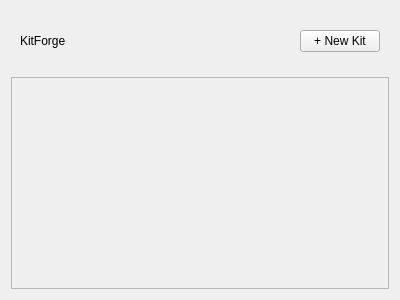
LisaS7/KitForge, file src/views/ui/kit_list.ui: the form before one commit.
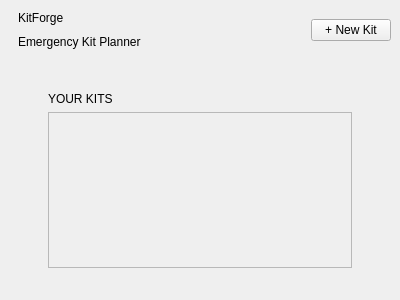
The form after the commit.

Commit message: Adding kit card and updating styles and layout

What changed in the file:
```diff
--- a/src/views/ui/kit_list.ui
+++ b/src/views/ui/kit_list.ui
@@ -14,6 +14,21 @@
    <string>Form</string>
   </property>
   <layout class="QVBoxLayout" name="verticalLayout">
+   <property name="spacing">
+    <number>0</number>
+   </property>
+   <property name="leftMargin">
+    <number>0</number>
+   </property>
+   <property name="topMargin">
+    <number>0</number>
+   </property>
+   <property name="rightMargin">
+    <number>0</number>
+   </property>
+   <property name="bottomMargin">
+    <number>0</number>
+   </property>
    <item>
     <widget class="QWidget" name="header_bar" native="true">
      <property name="minimumSize">
@@ -30,13 +45,32 @@
      </property>
      <layout class="QHBoxLayout" name="horizontalLayout">
       <item>
-       <widget class="QLabel" name="label">
+       <widget class="QWidget" name="header_title_container" native="true">
+        <layout class="QVBoxLayout" name="verticalLayout_header">
+         <property name="topMargin">
+          <number>0</number>
+         </property>
+         <property name="bottomMargin">
+          <number>0</number>
+         </property>
+         <item>
+          <widget class="QLabel" name="lbl_title">
         <property name="text">
          <string>KitForge</string>
         </property>
        </widget>
       </item>
       <item>
+          <widget class="QLabel" name="lbl_subtitle">
+           <property name="text">
+            <string>Emergency Kit Planner</string>
+           </property>
+          </widget>
+         </item>
+        </layout>
+       </widget>
+      </item>
+      <item>
        <spacer name="horizontalSpacer">
         <property name="orientation">
          <enum>Qt::Orientation::Horizontal</enum>
@@ -60,6 +94,28 @@
     </widget>
    </item>
    <item>
+    <widget class="QWidget" name="content" native="true">
+     <layout class="QVBoxLayout" name="contentLayout">
+      <property name="leftMargin">
+       <number>48</number>
+      </property>
+      <property name="topMargin">
+       <number>32</number>
+      </property>
+      <property name="rightMargin">
+       <number>48</number>
+      </property>
+      <property name="bottomMargin">
+       <number>32</number>
+      </property>
+      <item>
+       <widget class="QLabel" name="lbl_section_title">
+        <property name="text">
+         <string>YOUR KITS</string>
+        </property>
+       </widget>
+      </item>
+      <item>
     <widget class="QScrollArea" name="scroll_area">
      <property name="widgetResizable">
       <bool>true</bool>
@@ -73,7 +129,18 @@
         <height>214</height>
        </rect>
       </property>
-     </widget>
+         <layout class="QGridLayout" name="gridLayout">
+          <property name="horizontalSpacing">
+           <number>16</number>
+          </property>
+          <property name="verticalSpacing">
+           <number>16</number>
+          </property>
+         </layout>
+        </widget>
+       </widget>
+      </item>
+     </layout>
     </widget>
    </item>
   </layout>
```
Lines whose indentation alone changed are shown as unchanged. The commit also changes 6 other files.
